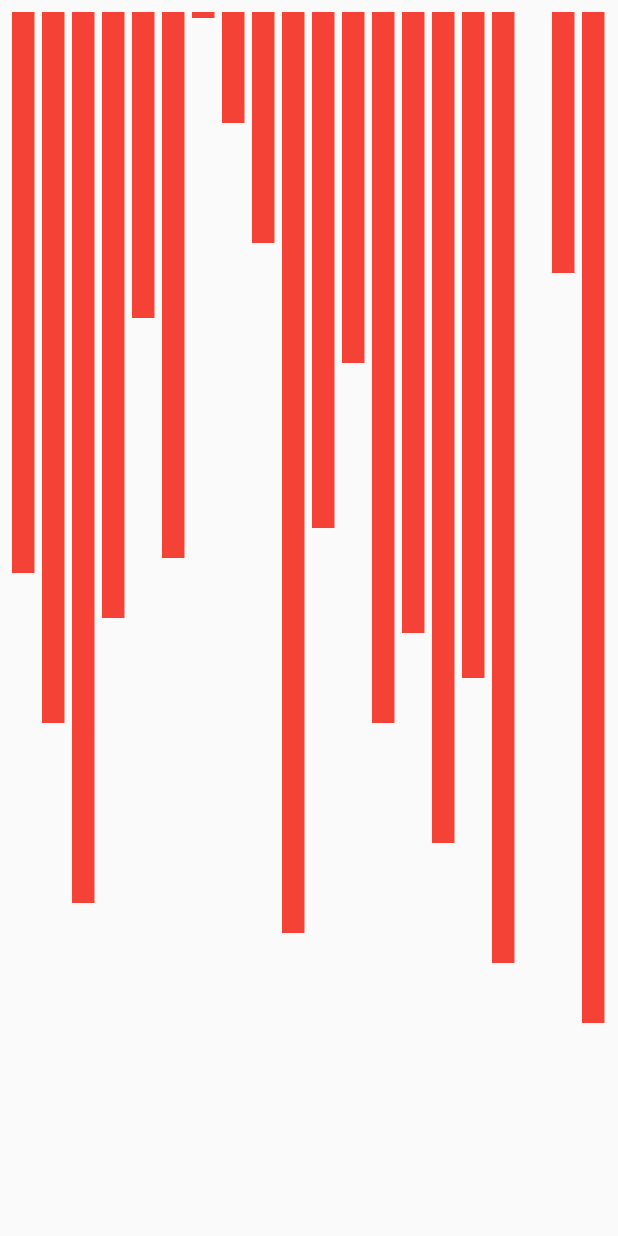
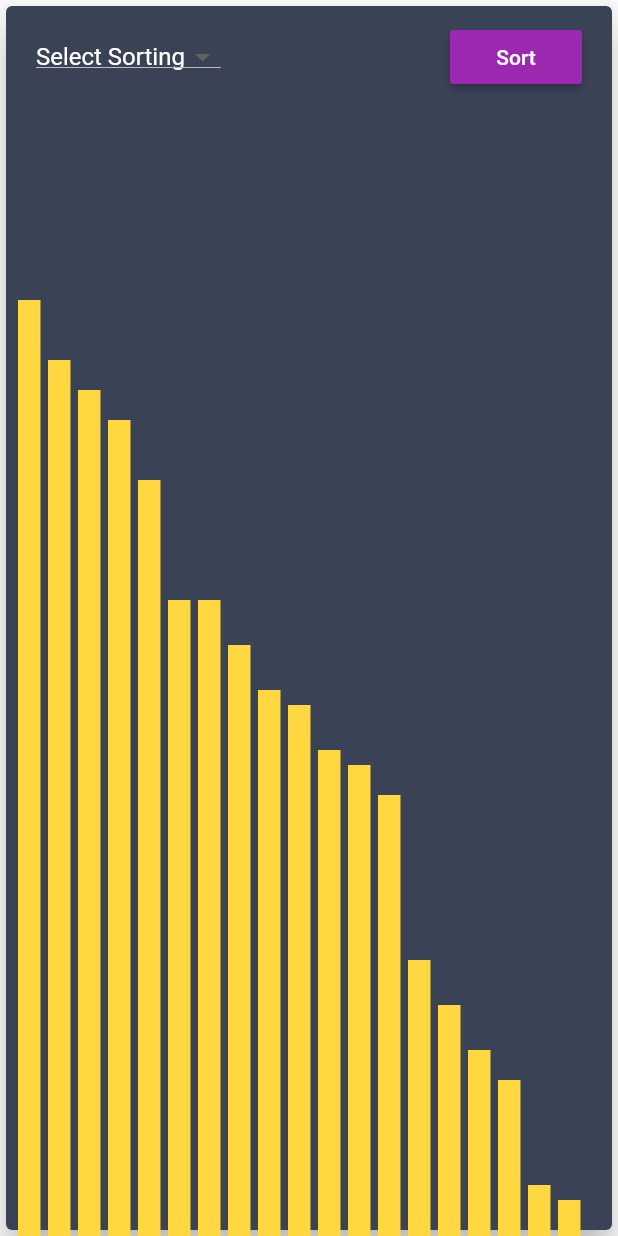
Before and after one commit to Akash9151/ImagineSorting, a Flutter app: the screen it shows after launch, on a phone screen of 412 x 824 dp. Run offline on Flutter 3.47's test engine with Material 2 defaults, Android fonts, the light colour scheme and no system bars.

Commit message:
added insertion sort.

```diff
--- /dev/null
+++ b/lib/Bloc/insertion_sorting.dart
@@ -0,0 +1,45 @@
+import 'dart:async';
+
+class InsertionSort {
+  StreamController<List<int>> _insertion = StreamController<List<int>>();
+
+  Stream get insertion => _insertion.stream;
+
+  sortTheArray(List<int> list) async {
+    print(list);
+    if (list == null || list.length == 0) return;
+    int n = list.length;
+    int temp, i, j;
+
+    for (i = 1; i < n; i++) {
+      temp = list[i];
+      j = i - 1;
+      while (j >= 0 && temp < list[j]) {
+        list[j + 1] = list[j];
+        --j;
+      }
+      list[j + 1] = temp;
+      await Future.delayed(Duration(milliseconds: 300));
+      print(list);
+      _insertion.sink.add(list);
+    }
+  }
+  // for (int i = 1; i < arr.length + 1; i++) {
+  //   for (int j = 0; j < arr.length - i; j++) {
+  //     if (arr[j] < arr[j + 1]) {
+  //       int temp = arr[j + 1];
+  //       arr[j + 1] = arr[j];
+  //       arr[j] = temp;
+  //       await Future.delayed(Duration(milliseconds: 300));
+  //       _insertion.sink.add(arr);
+  //     }
+  //   }
+  // }
+  // }
+
+  dispose() {
+    _insertion.close();
+  }
+}
+
+final InsertionSort insertionSort = new InsertionSort();
--- /dev/null
+++ b/lib/UI/select_sorting.dart
@@ -0,0 +1,69 @@
+import 'package:flutter/material.dart';
+import 'package:imaginesorting/UI/tiles.dart';
+
+class SelectSorting extends StatelessWidget {
+  @override
+  Widget build(BuildContext context) {
+    return Scaffold(
+      body: Center(
+        child: Container(
+          width: 800.0,
+          height: 886.0,
+          child: Card(
+            elevation: 10.0,
+            color: Theme.of(context).primaryColor,
+            child: Column(
+              children: [
+                Padding(
+                  padding:
+                      const EdgeInsets.only(left: 20.0, right: 20.0, top: 10.0),
+                  child: Row(
+                    mainAxisAlignment: MainAxisAlignment.spaceBetween,
+                    children: [
+                      Container(
+                        height: 30.0,
+                        child: new DropdownButton<String>(
+                          hint: Text(
+                            "Select Sorting",
+                            style: TextStyle(color: Colors.white),
+                          ),
+                          items: <String>[
+                            'Bubble Sort',
+                            'Insertion Sort',
+                            'Merge Sort',
+                            'Quick Sort'
+                          ].map((String value) {
+                            return new DropdownMenuItem<String>(
+                              value: value,
+                              child: new Text(value),
+                            );
+                          }).toList(),
+                          onChanged: (_) {},
+                        ),
+                      ),
+                      RaisedButton(
+                        color: Colors.purple,
+                        onPressed: () {},
+                        child: Text(
+                          "Sort",
+                          style: TextStyle(color: Colors.white),
+                        ),
+                      ),
+                    ],
+                  ),
+                ),
+                SizedBox(
+                  height: 20.0,
+                ),
+                Container(
+                  height: 800.0,
+                  child: Tiles(),
+                ),
+              ],
+            ),
+          ),
+        ),
+      ),
+    );
+  }
+}
--- a/lib/UI/tiles.dart
+++ b/lib/UI/tiles.dart
@@ -1,5 +1,6 @@
 import 'package:flutter/material.dart';
 import 'package:imaginesorting/Bloc/bubble_sorting.dart';
+import 'package:imaginesorting/Bloc/insertion_sorting.dart';
 import 'package:imaginesorting/UI/widgets/custom_tile.dart';
 
 class Tiles extends StatefulWidget {
@@ -8,114 +9,172 @@ class Tiles extends StatefulWidget {
 }
 
 class _TilesState extends State<Tiles> {
-  final List<int> list = [150, 350, 450, 210, 230, 420, 620, 460, 820, 750, 670, 480, 590, 350, 410, 270, 380, 190, 840, 650];
+  final List<int> list = [
+    150,
+    350,
+    450,
+    210,
+    230,
+    420,
+    620,
+    460,
+    820,
+    750,
+    670,
+    480,
+    590,
+    350,
+    410,
+    270,
+    380,
+    190,
+    740,
+    650
+  ];
 
   @override
   void initState() {
-    bubbleSort.sortTheArray(list);
+    insertionSort.sortTheArray(list);
     super.initState();
   }
 
   @override
   Widget build(BuildContext context) {
-    return Scaffold(
-      body: Padding(
+    return Padding(
       padding: const EdgeInsets.all(8.0),
       child: StreamBuilder<List<int>>(
-          stream: bubbleSort.bubble,
+          stream: insertionSort.insertion,
           builder: (context, snapshot) {
-            if(snapshot.hasData){
+            if (snapshot.hasData) {
               print(snapshot.data);
               return Row(
                 children: [
-                CustomTile(height:snapshot.data[0]),
+                  CustomTile(height: snapshot.data[0]),
                   SizedBox(
                     width: 5.0,
                   ),
-                CustomTile(height: snapshot.data[1],),
+                  CustomTile(
+                    height: snapshot.data[1],
+                  ),
                   SizedBox(
                     width: 5.0,
                   ),
-                CustomTile(height: snapshot.data[2],),
+                  CustomTile(
+                    height: snapshot.data[2],
+                  ),
                   SizedBox(
                     width: 5.0,
                   ),
-                CustomTile(height: snapshot.data[3],),
+                  CustomTile(
+                    height: snapshot.data[3],
+                  ),
                   SizedBox(
                     width: 5.0,
                   ),
-                CustomTile(height: snapshot.data[4],),
+                  CustomTile(
+                    height: snapshot.data[4],
+                  ),
                   SizedBox(
                     width: 5.0,
                   ),
-                CustomTile(height: snapshot.data[5],),
+                  CustomTile(
+                    height: snapshot.data[5],
+                  ),
                   SizedBox(
                     width: 5.0,
                   ),
-                CustomTile(height: snapshot.data[6],),
+                  CustomTile(
+                    height: snapshot.data[6],
+                  ),
                   SizedBox(
                     width: 5.0,
                   ),
-                CustomTile(height: snapshot.data[7],),
+                  CustomTile(
+                    height: snapshot.data[7],
+                  ),
                   SizedBox(
                     width: 5.0,
                   ),
-                CustomTile(height: snapshot.data[8],),
+                  CustomTile(
+                    height: snapshot.data[8],
+                  ),
                   SizedBox(
                     width: 5.0,
                   ),
-                CustomTile(height: snapshot.data[9],),
+                  CustomTile(
+                    height: snapshot.data[9],
+                  ),
                   SizedBox(
                     width: 5.0,
                   ),
-                CustomTile(height: snapshot.data[10],),
+                  CustomTile(
+                    height: snapshot.data[10],
+                  ),
                   SizedBox(
                     width: 5.0,
                   ),
-                CustomTile(height: snapshot.data[11],),
+                  CustomTile(
+                    height: snapshot.data[11],
+                  ),
                   SizedBox(
                     width: 5.0,
                   ),
-                CustomTile(height: snapshot.data[12],),
+                  CustomTile(
+                    height: snapshot.data[12],
+                  ),
                   SizedBox(
                     width: 5.0,
                   ),
-                CustomTile(height: snapshot.data[13],),
+                  CustomTile(
+                    height: snapshot.data[13],
+                  ),
                   SizedBox(
                     width: 5.0,
                   ),
-                CustomTile(height: snapshot.data[14],),
+                  CustomTile(
+                    height: snapshot.data[14],
+                  ),
                   SizedBox(
                     width: 5.0,
                   ),
-                CustomTile(height: snapshot.data[15],),
+                  CustomTile(
+                    height: snapshot.data[15],
+                  ),
                   SizedBox(
                     width: 5.0,
                   ),
-                CustomTile(height: snapshot.data[16],),
+                  CustomTile(
+                    height: snapshot.data[16],
+                  ),
                   SizedBox(
                     width: 5.0,
                   ),
-                CustomTile(height: snapshot.data[17],),
+                  CustomTile(
+                    height: snapshot.data[17],
+                  ),
                   SizedBox(
                     width: 5.0,
                   ),
-                CustomTile(height: snapshot.data[18],),
+                  CustomTile(
+                    height: snapshot.data[18],
+                  ),
                   SizedBox(
                     width: 5.0,
                   ),
-                CustomTile(height: snapshot.data[19],),
+                  CustomTile(
+                    height: snapshot.data[19],
+                  ),
                   SizedBox(
                     width: 5.0,
                   ),
                 ],
               );
             } else {
-              return Center(child: CircularProgressIndicator(),);
+              return Center(
+                child: CircularProgressIndicator(),
+              );
             }
-          }
-        ),
-      ),
+          }),
     );
   }
 }
--- a/lib/UI/widgets/custom_tile.dart
+++ b/lib/UI/widgets/custom_tile.dart
@@ -1,7 +1,6 @@
 import 'package:flutter/material.dart';
 
 class CustomTile extends StatelessWidget {
-
   final int height;
   final bool active;
 
@@ -9,15 +8,14 @@ class CustomTile extends StatelessWidget {
 
   @override
   Widget build(BuildContext context) {
-
     final _height = MediaQuery.of(context).size.height;
 
     return Align(
-      alignment: Alignment.topCenter,
-          child: Container(
+      alignment: Alignment.bottomCenter,
+      child: Container(
         width: 15.0,
         height: _height - height,
-        color: active ? Colors.yellow : Colors.red,
+        color: active ? Colors.yellow : Colors.amberAccent,
       ),
     );
   }
--- a/lib/main.dart
+++ b/lib/main.dart
@@ -1,7 +1,8 @@
 import 'package:flutter/material.dart';
-import 'package:imaginesorting/UI/tiles.dart';
+import 'package:imaginesorting/UI/select_sorting.dart';
 
 void main() => runApp(MaterialApp(
-  debugShowCheckedModeBanner: false,
-  home: Tiles(),
-));
+      debugShowCheckedModeBanner: false,
+      theme: new ThemeData(primaryColor: Color.fromRGBO(58, 66, 86, 1.0)),
+      home: SelectSorting(),
+    ));
```
Also changed, not shown: pubspec.lock. Lines whose indentation alone changed are shown as unchanged.
